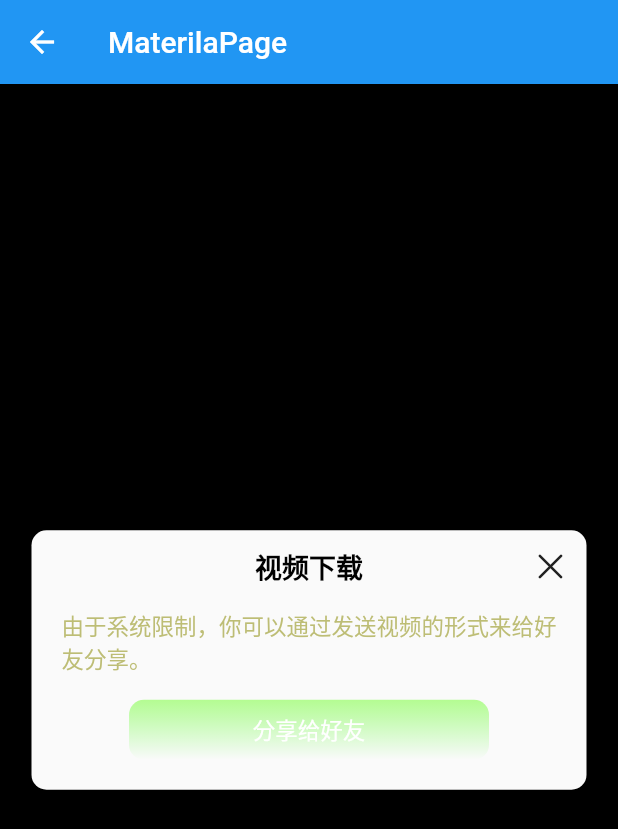
After one commit to AlexFeng007/FlutterDemo, a Flutter app: the screen it shows after launch, scrolled down 400 dp, after a tap on "material_learning_page", on a phone screen of 412 x 824 dp. The commit adds this screen. Shown: the top 829 px of the screen. Run offline on Flutter 3.47's test engine with Material 2 defaults, Android fonts, the phone set to English and light mode, and no system bars; our stand-ins replace bot_toast, dio, event_bus, flutter_screenutil, shared_preferences, synchronized.

Commit message:
开启直播页面

```diff
--- a/lib/main.dart
+++ b/lib/main.dart
@@ -22,6 +22,10 @@ import 'SharePreferencePage.dart';
 import 'SynchronizedPage.dart';
 import 'TextEditorPage.dart';
 import 'NotFoundPage.dart';
+import 'http_request.dart';
+import 'request_page.dart';
+import 'material_learning_page.dart';
+import 'package:alexflutter/live_page.dart';
 
 void main() {
   runApp(
@@ -60,6 +64,9 @@ class MyApp extends StatelessWidget {
         "sharePreference": (context) => SharePreferencePage(),
         "SynchronizedPage": (context) => SynchronizedPage(),
         "TextEditorPage": (context) => TextEditorPage(),
+        "RequestPage":(context) => request_page(),
+        "material_learning_page":(context) => material_page(),
+        "live_page":(context) => live_page(),
       },
       onUnknownRoute: (RouteSettings setting) {
         String name = setting.name;
@@ -242,6 +249,24 @@ class MyHomePageState extends State<MyHomePage> {
                           }));
                 },
               ),
+              RaisedButton(
+                child: Text("RequestPage"),
+                onPressed: () {
+                    Navigator.pushNamed(context, "RequestPage");
+                },
+              ),
+              RaisedButton(
+                child: Text("material_learning_page"),
+                onPressed: () {
+                  Navigator.pushNamed(context, "material_learning_page");
+                },
+              ),
+              RaisedButton(
+                child: Text("live_page"),
+                onPressed: () {
+                  Navigator.pushNamed(context, "live_page");
+                },
+              ),
             ],
           ),
         ),
--- /dev/null
+++ b/lib/material_learning_page.dart
@@ -0,0 +1,142 @@
+import 'package:flutter/cupertino.dart';
+import 'package:flutter/material.dart';
+import 'package:flutter_screenutil/flutter_screenutil.dart';
+import 'package:dio/dio.dart';
+
+class material_page extends StatefulWidget {
+  @override
+  _material_pageState createState() => _material_pageState();
+}
+
+class _material_pageState extends State<material_page> {
+  int count = 0;
+  int total = 0;
+
+  CancelToken _cancelToken = CancelToken();
+  String _videoSavePath;
+
+  @override
+  void initState() {
+    super.initState();
+    this.count = 35;
+    this.total = 35;
+  }
+
+  @override
+  Widget build(BuildContext context) {
+    return Scaffold(
+      appBar: AppBar(
+        title: Text("MaterilaPage"),
+      ),
+      body: Container(
+        alignment: Alignment.center,
+        color: Colors.black,
+        child: Material(
+          shape: RoundedRectangleBorder(
+            borderRadius: BorderRadius.circular(10),
+          ),
+          child: Container(
+            padding: EdgeInsets.all(0.0),
+            width: 370,
+            height: 173,
+            child: Column(
+              children: <Widget>[
+                Row(
+                  mainAxisAlignment: MainAxisAlignment.spaceBetween,
+                  children: [
+                    IconButton(
+                      icon:
+                          Icon(CupertinoIcons.clear, color: Colors.transparent),
+                      onPressed: () {},
+                    ),
+                    Text(
+                      '视频下载',
+                      textAlign: TextAlign.center,
+                      style: TextStyle(
+                          fontWeight: FontWeight.bold,
+                          fontSize: 18.0,
+                          color: Colors.black),
+                    ),
+                    IconButton(
+                      icon: Icon(CupertinoIcons.clear),
+                      onPressed: () {
+                        //_cancelToken.cancel();
+                        //Application.pop(context);
+                      },
+                    ),
+                  ],
+                ),
+                SizedBox(
+                  height: 5.0,
+                ),
+                Container(
+                  padding: EdgeInsets.only(left: 20.0, right: 20.0),
+                  child: Text(
+                    '由于系统限制，你可以通过发送视频的形式来给好友分享。',
+                    style: TextStyle(
+                      fontSize: 15.0,
+                      color: Color.fromARGB(136, 136, 136, 1),
+                    ),
+                  ),
+                ),
+                SizedBox(
+                  height: 16.0,
+                ),
+                _buildButton(),
+              ],
+            ),
+          ),
+        ),
+      ),
+    );
+  }
+
+  Widget _buildButton() {
+    bool downloadDone = count != null && total == count && total != 0;
+    BoxDecoration decoration;
+    if (downloadDone == false) {
+      decoration = BoxDecoration(
+        borderRadius: BorderRadius.circular(10),
+      );
+    } else {
+      decoration = BoxDecoration(
+        borderRadius: BorderRadius.circular(10),
+        gradient: LinearGradient(
+          begin: Alignment.topLeft,
+          end: Alignment.bottomLeft,
+          colors: [
+            Color.fromARGB(107, 83, 255, 1),
+            Color.fromARGB(0, 44, 255, 1),
+          ],
+        ),
+      );
+    }
+
+    String t = (total / 1024 / 1024).toStringAsFixed(0);
+    String p = (total == 0 ? 0 : (count / total) * 100).toStringAsFixed(0);
+
+    return Container(
+      height: 40,
+      width: 240,
+      decoration: decoration,
+      child: MaterialButton(
+        shape: RoundedRectangleBorder(borderRadius: BorderRadius.circular(10)),
+        highlightColor: Color.fromARGB(0, 44, 255, 1),
+        disabledColor: Color.fromARGB(0, 0, 0, 1),
+        disabledTextColor: Colors.black,
+        textColor: Colors.white,
+        padding: EdgeInsets.zero,
+        child: Container(
+          child: Text(
+            downloadDone ? '分享给好友' : '下载中...${t}M/$p%',
+            style: TextStyle(
+              fontSize: 15,
+              fontWeight: FontWeight.w500,
+              color: Colors.white,
+            ),
+          ),
+        ),
+      ),
+    );
+  }
+}
```
Also changed, not shown: lib/http_request.dart (renamed from lib/NetWorking/FBHttpRequest.dart, +6 -5 lines), lib/live_page.dart (added, +49 -0 lines), lib/request_page.dart (renamed from lib/NetWorking/RequestPage.dart, +11 -11 lines), lib/gesture_inkwell_page.dart (added), 6 other files.
